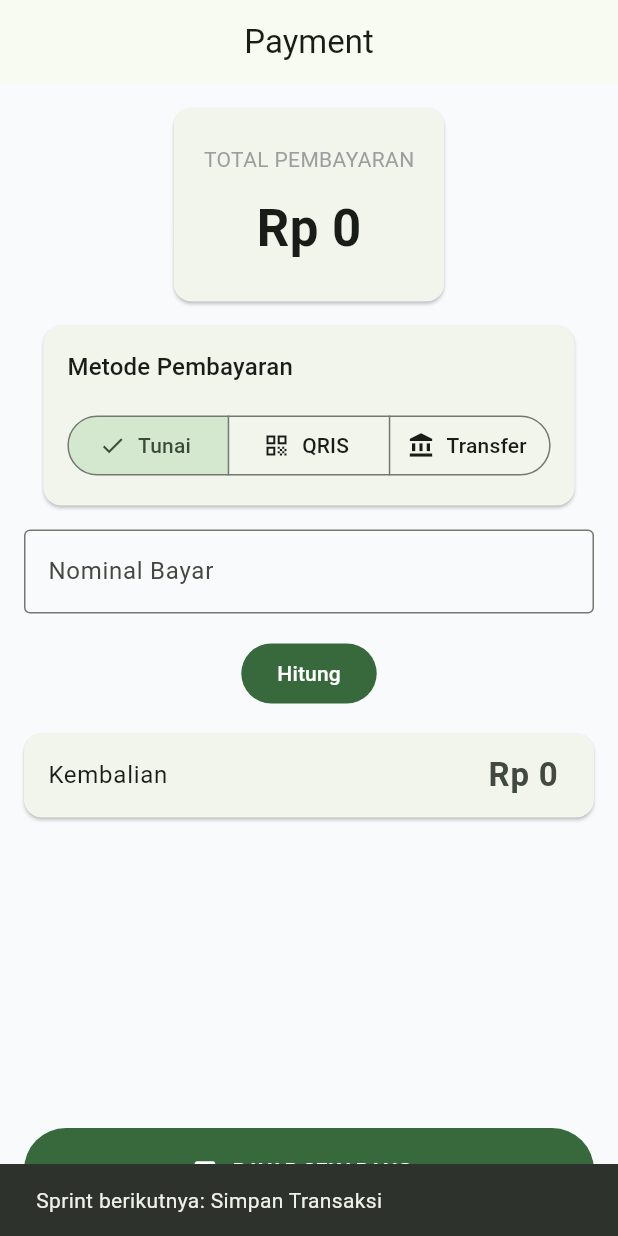
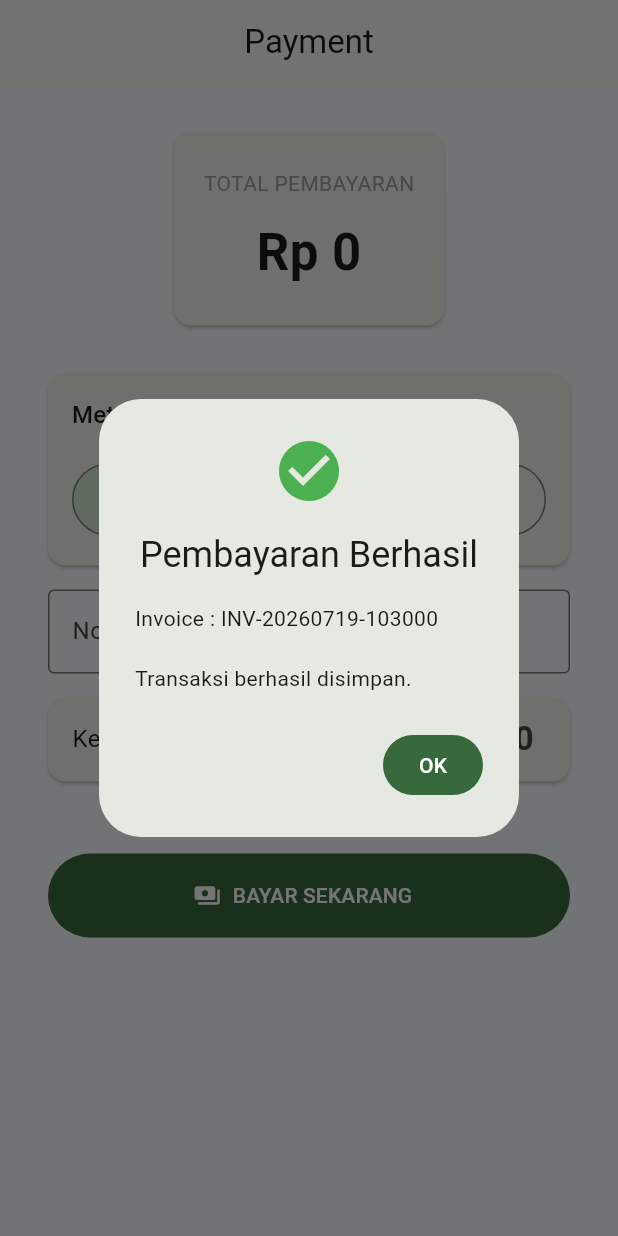
Before and after one commit to garukiri99-ux/hafsh_business_suite, a Flutter app: the PaymentPage screen opened by its route, after a tap on "BAYAR SEKARANG", on a phone screen of 412 x 824 dp. Run offline on Flutter 3.47's test engine with Material 3 defaults, Android fonts, the phone set to English and light mode, and no system bars; our stand-ins replace cloud_firestore, firebase_auth, firebase_core, flutter_riverpod, go_router; accounts and stored records are empty.

Commit message:
feat(transaction): complete end-to-end payment transaction with Firestore

```diff
--- /dev/null
+++ b/lib/features/checkout/domain/entities/checkout_summary.dart
@@ -0,0 +1,15 @@
+class CheckoutSummary {
+  final int totalItem;
+  final int subtotal;
+  final int discount;
+  final int tax;
+  final int total;
+
+  const CheckoutSummary({
+    required this.totalItem,
+    required this.subtotal,
+    required this.discount,
+    required this.tax,
+    required this.total,
+  });
+}
--- a/lib/features/checkout/presentation/providers/checkout_provider.dart
+++ b/lib/features/checkout/presentation/providers/checkout_provider.dart
@@ -1,22 +1,7 @@
 import 'package:flutter_riverpod/flutter_riverpod.dart';
 
+import '../../domain/entities/checkout_summary.dart';
 import '../../../pos/presentation/providers/cart_provider.dart';
-
-class CheckoutSummary {
-  final int totalItem;
-  final int subtotal;
-  final int discount;
-  final int tax;
-  final int total;
-
-  const CheckoutSummary({
-    required this.totalItem,
-    required this.subtotal,
-    required this.discount,
-    required this.tax,
-    required this.total,
-  });
-}
 
 final checkoutProvider = Provider<CheckoutSummary>((ref) {
   final cart = ref.watch(cartProvider);
--- a/lib/features/payment/presentation/pages/payment_page.dart
+++ b/lib/features/payment/presentation/pages/payment_page.dart
@@ -2,12 +2,20 @@ import 'package:flutter/material.dart';
 import 'package:flutter_riverpod/flutter_riverpod.dart';
 
 import '../../../checkout/presentation/providers/checkout_provider.dart';
+import '../../../pos/presentation/providers/cart_provider.dart';
+
+import '../../../transaction/providers/transaction_repository_provider.dart';
+import '../../../transaction/providers/transaction_service_provider.dart';
+
+import '../../../transaction/presentation/providers/transaction_controller.dart';
+
 import '../providers/payment_provider.dart';
 import '../widgets/change_summary.dart';
 import '../widgets/pay_button.dart';
 import '../widgets/payment_amount_field.dart';
 import '../widgets/payment_method_selector.dart';
 import '../widgets/payment_summary.dart';
+import '../../../payment/domain/entities/payment_method.dart';
 
 class PaymentPage extends ConsumerStatefulWidget {
   const PaymentPage({super.key});
@@ -18,6 +26,19 @@ class PaymentPage extends ConsumerStatefulWidget {
 
 class _PaymentPageState extends ConsumerState<PaymentPage> {
   final TextEditingController controller = TextEditingController();
+
+  @override
+  void initState() {
+    super.initState();
+
+    controller.addListener(() {
+      final text = controller.text.replaceAll('.', '');
+
+      final amount = int.tryParse(text) ?? 0;
+
+      ref.read(paidAmountProvider.notifier).setAmount(amount);
+    });
+  }
 
   @override
   void dispose() {
@@ -33,6 +54,9 @@ class _PaymentPageState extends ConsumerState<PaymentPage> {
 
     final paidAmount = ref.watch(paidAmountProvider);
 
+    final transactionStatus =
+        ref.watch(transactionControllerProvider);
+
     final change = paidAmount - summary.total;
 
     return Scaffold(
@@ -40,12 +64,17 @@ class _PaymentPageState extends ConsumerState<PaymentPage> {
         title: const Text("Payment"),
         centerTitle: true,
       ),
+      resizeToAvoidBottomInset: true,
       body: SafeArea(
+        child: SingleChildScrollView(
+          padding: const EdgeInsets.all(16),
           child: Column(
             children: [
               PaymentSummary(
                 total: summary.total,
               ),
+
+              const SizedBox(height: 16),
 
               PaymentMethodSelector(
                 value: paymentMethod,
@@ -56,23 +85,10 @@ class _PaymentPageState extends ConsumerState<PaymentPage> {
                 },
               ),
 
+              const SizedBox(height: 16),
+
               PaymentAmountField(
                 controller: controller,
-            ),
-
-            Padding(
-              padding: const EdgeInsets.symmetric(horizontal: 16),
-              child: FilledButton(
-                onPressed: () {
-                  final amount =
-                      int.tryParse(controller.text) ?? 0;
-
-                  ref
-                      .read(paidAmountProvider.notifier)
-                      .setAmount(amount);
-                },
-                child: const Text("Hitung"),
-              ),
               ),
 
               const SizedBox(height: 16),
@@ -81,22 +97,90 @@ class _PaymentPageState extends ConsumerState<PaymentPage> {
                 change: change < 0 ? 0 : change,
               ),
 
-            const Spacer(),
+              const SizedBox(height: 32),
 
               PayButton(
+  loading: transactionStatus == TransactionStatus.loading,
+  onPressed: paidAmount >= summary.total
+      ? () async {
+          final cart = ref.read(cartProvider);
+
+          final transaction = ref
+              .read(transactionServiceProvider)
+              .buildTransaction(
+                cart: cart,
+                summary: summary,
+                paymentMethod: paymentMethod,
+                paidAmount: paidAmount,
+              );
+
+          final controller = ref.read(
+            transactionControllerProvider.notifier,
+          );
+
+          try {
+            await controller.execute(() async {
+              await ref
+                  .read(transactionRepositoryProvider)
+                  .save(transaction);
+            });
+
+            ref.read(cartProvider.notifier).clear();
+
+            ref.read(paidAmountProvider.notifier).clear();
+
+            ref
+                .read(paymentMethodProvider.notifier)
+                .setMethod(PaymentMethod.cash);
+
+            if (!context.mounted) return;
+
+            await showDialog(
+              context: context,
+              builder: (_) => AlertDialog(
+                icon: const Icon(
+                  Icons.check_circle,
+                  color: Colors.green,
+                  size: 48,
+                ),
+                title: const Text("Pembayaran Berhasil"),
+                content: Text(
+                  "Invoice : ${transaction.invoice.number}\n\n"
+                  "Transaksi berhasil disimpan.",
+                ),
+                actions: [
+                  FilledButton(
                     onPressed: () {
-                ScaffoldMessenger.of(context).showSnackBar(
-                  const SnackBar(
-                    content: Text(
-                      "Sprint berikutnya: Simpan Transaksi",
+                      Navigator.pop(context);
+                    },
+                    child: const Text("OK"),
                   ),
+                ],
               ),
             );
-              },
-            ),
-          ],
+
+            if (!context.mounted) return;
+
+            Navigator.pop(context);
+          } catch (e) {
+            if (!context.mounted) return;
+
+            ScaffoldMessenger.of(context).showSnackBar(
+              SnackBar(
+                backgroundColor: Colors.red,
+                content: Text(
+                  "Gagal menyimpan transaksi.\n$e",
                 ),
               ),
             );
           }
         }
+      : null,
+),
+            ],
+          ),
+        ),
+      ),
+    );
+  }
+}
--- a/lib/features/payment/presentation/widgets/pay_button.dart
+++ b/lib/features/payment/presentation/widgets/pay_button.dart
@@ -1,11 +1,13 @@
 import 'package:flutter/material.dart';
 
 class PayButton extends StatelessWidget {
-  final VoidCallback onPressed;
+  final VoidCallback? onPressed;
+  final bool loading;
 
   const PayButton({
     super.key,
     required this.onPressed,
+    this.loading = false,
   });
 
   @override
@@ -16,9 +18,20 @@ class PayButton extends StatelessWidget {
         width: double.infinity,
         height: 56,
         child: FilledButton.icon(
-          onPressed: onPressed,
-          icon: const Icon(Icons.payments),
-          label: const Text("BAYAR SEKARANG"),
+          onPressed: loading ? null : onPressed,
+          icon: loading
+              ? const SizedBox(
+                  width: 20,
+                  height: 20,
+                  child: CircularProgressIndicator(
+                    strokeWidth: 2,
+                    color: Colors.white,
+                  ),
+                )
+              : const Icon(Icons.payments),
+          label: Text(
+            loading ? "MEMPROSES..." : "BAYAR SEKARANG",
+          ),
         ),
       ),
     );
--- a/lib/features/payment/presentation/widgets/payment_amount_field.dart
+++ b/lib/features/payment/presentation/widgets/payment_amount_field.dart
@@ -1,4 +1,5 @@
 import 'package:flutter/material.dart';
+import 'package:flutter/services.dart';
 
 class PaymentAmountField extends StatelessWidget {
   final TextEditingController controller;
@@ -11,16 +12,62 @@ class PaymentAmountField extends StatelessWidget {
   @override
   Widget build(BuildContext context) {
     return Padding(
-      padding: const EdgeInsets.all(16),
+      padding: const EdgeInsets.symmetric(horizontal: 16),
       child: TextField(
         controller: controller,
         keyboardType: TextInputType.number,
+        inputFormatters: [
+          FilteringTextInputFormatter.digitsOnly,
+          RupiahInputFormatter(),
+        ],
         decoration: const InputDecoration(
           labelText: "Nominal Bayar",
+          prefixText: "Rp ",
           border: OutlineInputBorder(),
-          prefixText: "Rp ",
         ),
       ),
     );
   }
 }
+
+class RupiahInputFormatter extends TextInputFormatter {
+  @override
+  TextEditingValue formatEditUpdate(
+    TextEditingValue oldValue,
+    TextEditingValue newValue,
+  ) {
+    if (newValue.text.isEmpty) {
+      return newValue;
+    }
+
+    final number =
+        int.tryParse(newValue.text.replaceAll('.', '')) ?? 0;
+
+    final text = _format(number);
+
+    return TextEditingValue(
+      text: text,
+      selection: TextSelection.collapsed(
+        offset: text.length,
+      ),
+    );
+  }
+
+  String _format(int value) {
+    final s = value.toString();
+
+    final buffer = StringBuffer();
+
+    for (int i = 0; i < s.length; i++) {
+      final position = s.length - i;
+
+      buffer.write(s[i]);
+
+      if (position > 1 && position % 3 == 1) {
+        buffer.write('.');
+      }
+    }
+
+    return buffer.toString();
+  }
+}
--- a/lib/features/transaction/domain/services/transaction_builder.dart
+++ b/lib/features/transaction/domain/services/transaction_builder.dart
@@ -1,4 +1,4 @@
-import '../../../checkout/presentation/providers/checkout_provider.dart';
+import '../../../checkout/domain/entities/checkout_summary.dart';
 import '../../../payment/domain/entities/payment_method.dart';
 import '../../../pos/domain/entities/cart_item.dart';
 
--- a/lib/features/transaction/domain/services/transaction_service.dart
+++ b/lib/features/transaction/domain/services/transaction_service.dart
@@ -1,4 +1,4 @@
-import '../../../checkout/presentation/providers/checkout_provider.dart';
+import '../../../checkout/domain/entities/checkout_summary.dart';
 import '../../../payment/domain/entities/payment_method.dart';
 import '../../../pos/domain/entities/cart_item.dart';
 
--- /dev/null
+++ b/lib/features/transaction/presentation/providers/transaction_controller.dart
@@ -0,0 +1,38 @@
+import 'package:flutter_riverpod/flutter_riverpod.dart';
+
+enum TransactionStatus {
+  idle,
+  loading,
+  success,
+  error,
+}
+
+class TransactionController extends Notifier<TransactionStatus> {
+  @override
+  TransactionStatus build() {
+    return TransactionStatus.idle;
+  }
+
+  Future<void> execute(
+    Future<void> Function() action,
+  ) async {
+    state = TransactionStatus.loading;
+
+    try {
+      await action();
+      state = TransactionStatus.success;
+    } catch (e) {
+      state = TransactionStatus.error;
+      rethrow;
+    }
+  }
+
+  void reset() {
+    state = TransactionStatus.idle;
+  }
+}
+
+final transactionControllerProvider =
+    NotifierProvider<TransactionController, TransactionStatus>(
+  TransactionController.new,
+);
--- /dev/null
+++ b/lib/features/transaction/providers/providers.dart
@@ -0,0 +1,2 @@
+export 'transaction_repository_provider.dart';
+export 'transaction_service_provider.dart';
--- a/lib/features/transaction/presentation/providers/transaction_repository_provider.dart
+++ b/lib/features/transaction/providers/transaction_repository_provider.dart
@@ -1,8 +1,8 @@
 import 'package:cloud_firestore/cloud_firestore.dart';
 import 'package:flutter_riverpod/flutter_riverpod.dart';
 
-import '../../data/repositories/transaction_repository_impl.dart';
-import '../../domain/repositories/transaction_repository.dart';
+import '../data/repositories/transaction_repository_impl.dart';
+import '../domain/repositories/transaction_repository.dart';
 
 final transactionRepositoryProvider =
     Provider<TransactionRepository>((ref) {
--- /dev/null
+++ b/lib/features/transaction/providers/transaction_service_provider.dart
@@ -0,0 +1,8 @@
+import 'package:flutter_riverpod/flutter_riverpod.dart';
+
+import '../domain/services/transaction_service.dart';
+
+final transactionServiceProvider =
+    Provider<TransactionService>((ref) {
+  return TransactionService();
+});
```
Lines whose indentation alone changed are shown as unchanged.
